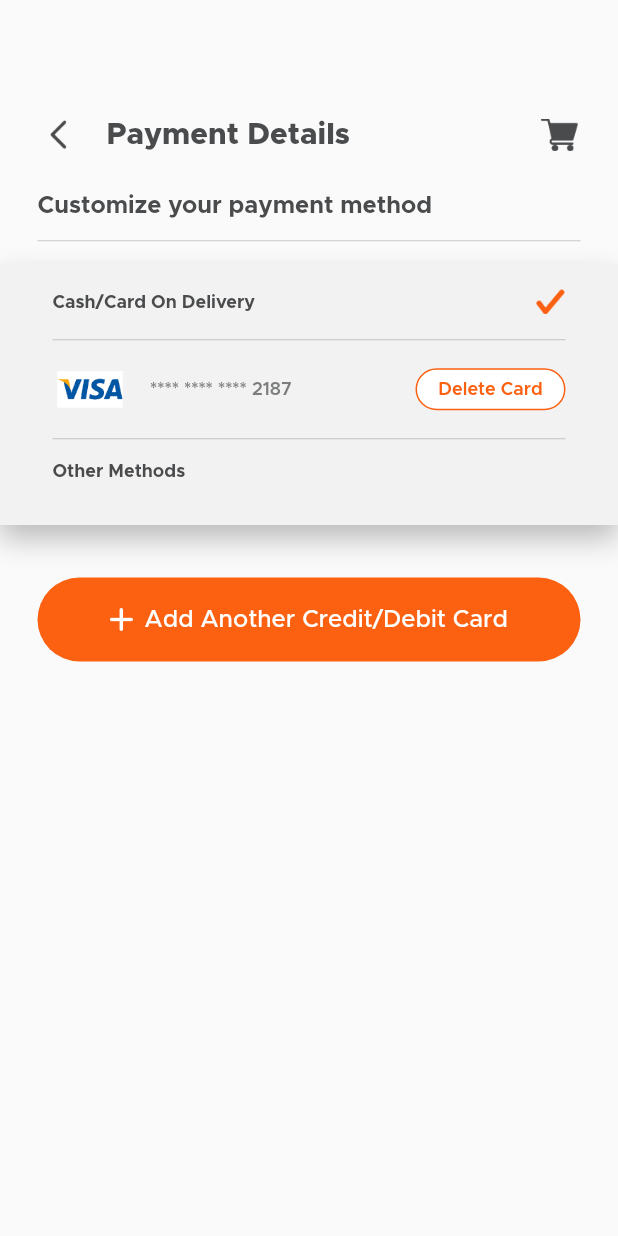
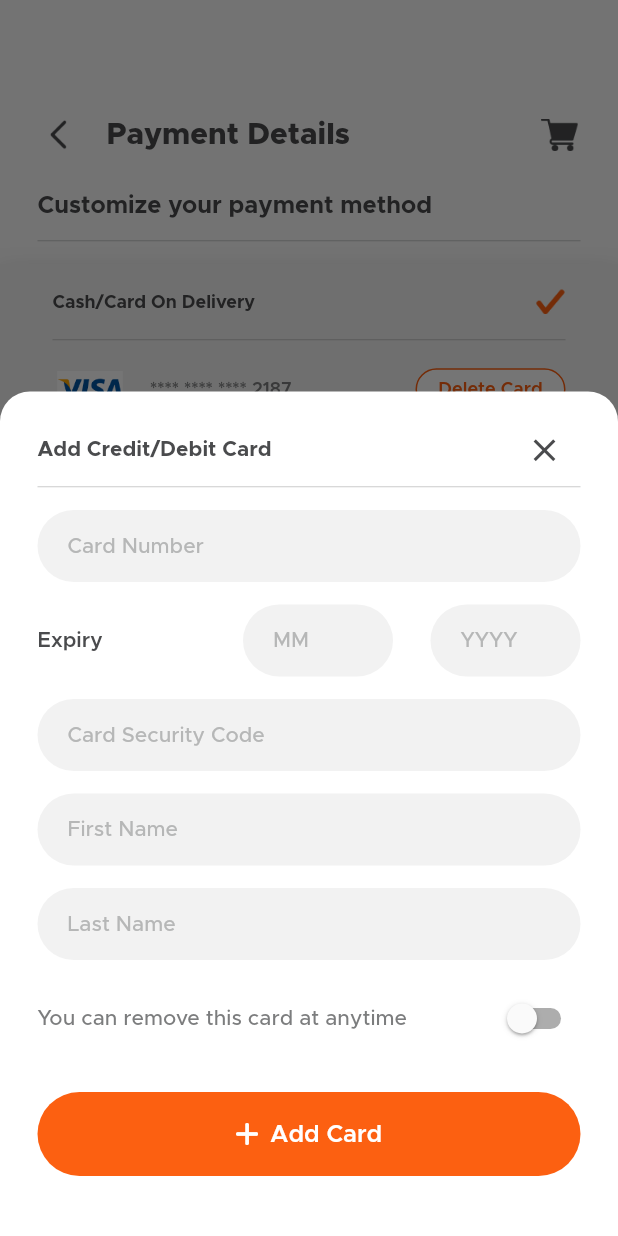
Before and after one commit to codeforany/food_delivery_meal, a Flutter app: the PaymentDetailsView screen opened directly, after a tap on "Add Another Credit/Debit Card", on a phone screen of 412 x 824 dp. Run offline on Flutter 3.47's test engine with Material 2 defaults, Android fonts, the phone set to English and light mode, and no system bars; our stand-ins replace flutter_rating_bar, image_picker; missing offline and left inert: otp_pin_field.

Commit message:
Add Credit/Debit Card UI & Notifications List

```diff
--- a/lib/common_widget/round_icon_button.dart
+++ b/lib/common_widget/round_icon_button.dart
@@ -8,12 +8,14 @@ class RoundIconButton extends StatelessWidget {
   final String icon;
   final Color color;
   final double fontSize;
+  final FontWeight fontWeight;
   const RoundIconButton(
       {super.key,
       required this.title,
       required this.icon,
       required this.color,
       this.fontSize = 12,
+      this.fontWeight = FontWeight.w500,
       required this.onPressed});
 
   @override
@@ -44,7 +46,7 @@ class RoundIconButton extends StatelessWidget {
               style: TextStyle(
                   color: TColor.white,
                   fontSize: fontSize,
-                  fontWeight: FontWeight.w500),
+                  fontWeight: fontWeight),
             ),
           ],
         ),
--- /dev/null
+++ b/lib/view/more/add_card_view.dart
@@ -0,0 +1,163 @@
+import 'package:flutter/material.dart';
+import 'package:food_delivery/common/color_extension.dart';
+import 'package:food_delivery/common_widget/round_icon_button.dart';
+import 'package:food_delivery/common_widget/round_textfield.dart';
+
+class AddCardView extends StatefulWidget {
+  const AddCardView({super.key});
+
+  @override
+  State<AddCardView> createState() => _AddCardViewState();
+}
+
+class _AddCardViewState extends State<AddCardView> {
+  TextEditingController txtCardNumber = TextEditingController();
+  TextEditingController txtCardMonth = TextEditingController();
+  TextEditingController txtCardYear = TextEditingController();
+  TextEditingController txtCardCode = TextEditingController();
+  TextEditingController txtFirstName = TextEditingController();
+  TextEditingController txtLastName = TextEditingController();
+  bool isAnyTime = false;
+
+  @override
+  Widget build(BuildContext context) {
+    var media = MediaQuery.of(context).size;
+    return  Container(
+        padding: const EdgeInsets.symmetric(vertical: 15, horizontal: 25),
+        width: media.width,
+        decoration: BoxDecoration(
+            color: TColor.white,
+            borderRadius: const BorderRadius.only(
+                topLeft: Radius.circular(20), topRight: Radius.circular(20))),
+        child: Column(
+          mainAxisAlignment: MainAxisAlignment.end,
+          mainAxisSize: MainAxisSize.min,
+          children: [
+            Row(
+              mainAxisAlignment: MainAxisAlignment.spaceBetween,
+              children: [
+                Text(
+                  "Add Credit/Debit Card",
+                  style: TextStyle(
+                      color: TColor.primaryText,
+                      fontSize: 14,
+                      fontWeight: FontWeight.w700),
+                ),
+                IconButton(
+                  onPressed: () {
+                    Navigator.pop(context);
+                  },
+                  icon: Icon(
+                    Icons.close,
+                    color: TColor.primaryText,
+                    size: 25,
+                  ),
+                )
+              ],
+            ),
+            Divider(
+              color: TColor.secondaryText.withOpacity(0.4),
+              height: 1,
+            ),
+            const SizedBox(
+              height: 15,
+            ),
+            RoundTextfield(
+              hintText: "Card Number",
+              controller: txtCardNumber,
+              keyboardType: TextInputType.number,
+            ),
+            const SizedBox(
+              height: 15,
+            ),
+            Row(
+              children: [
+                Text(
+                  "Expiry",
+                  style: TextStyle(
+                      color: TColor.primaryText,
+                      fontSize: 14,
+                      fontWeight: FontWeight.w600),
+                ),
+                const Spacer(),
+                SizedBox(
+                  width: 100,
+                  child: RoundTextfield(
+                    hintText: "MM",
+                    controller: txtCardMonth,
+                    keyboardType: TextInputType.number,
+                  ),
+                ),
+                const SizedBox(width: 25),
+                SizedBox(
+                  width: 100,
+                  child: RoundTextfield(
+                    hintText: "YYYY",
+                    controller: txtCardYear,
+                    keyboardType: TextInputType.number,
+                  ),
+                ),
+              ],
+            ),
+            const SizedBox(
+              height: 15,
+            ),
+            RoundTextfield(
+              hintText: "Card Security Code",
+              controller: txtCardCode,
+              keyboardType: TextInputType.number,
+            ),
+            const SizedBox(
+              height: 15,
+            ),
+            RoundTextfield(
+              hintText: "First Name",
+              controller: txtFirstName,
+            ),
+            const SizedBox(
+              height: 15,
+            ),
+            RoundTextfield(
+              hintText: "Last Name",
+              controller: txtLastName,
+            ),
+            const SizedBox(
+              height: 15,
+            ),
+            Row(children: [
+              Text(
+                "You can remove this card at anytime",
+                style: TextStyle(
+                    color: TColor.secondaryText,
+                    fontSize: 14,
+                    fontWeight: FontWeight.w500),
+              ),
+              const Spacer(),
+              Switch(
+                  value: isAnyTime,
+                  activeColor: TColor.primary,
+                  onChanged: (newVal) {
+                    setState(() {
+                      isAnyTime = newVal;
+                    });
+                  })
+            ]),
+            const SizedBox(
+              height: 25,
+            ),
+            RoundIconButton(
+                title: "Add Card",
+                icon: "assets/img/add.png",
+                color: TColor.primary,
+                fontSize: 16,
+                fontWeight: FontWeight.w600,
+                onPressed: () {}),
+            const SizedBox(
+              height: 25,
+            ),
+          ],
+        ),
+
+    );
+  }
+}
--- a/lib/view/more/payment_details_view.dart
+++ b/lib/view/more/payment_details_view.dart
@@ -1,6 +1,7 @@
 import 'package:flutter/material.dart';
 import 'package:food_delivery/common/color_extension.dart';
 import 'package:food_delivery/common_widget/round_icon_button.dart';
+import 'package:food_delivery/view/more/add_card_view.dart';
 
 import '../../common_widget/round_button.dart';
 
@@ -87,14 +88,19 @@ class _PaymentDetailsViewState extends State<PaymentDetailsView> {
                 height: 15,
               ),
               Container(
-                decoration: BoxDecoration(color: TColor.textfield, boxShadow: const [
-                  BoxShadow(color: Colors.black26, blurRadius: 15, offset: Offset(0, 9) )
-                ] ),
+                decoration: BoxDecoration(
+                    color: TColor.textfield,
+                    boxShadow: const [
+                      BoxShadow(
+                          color: Colors.black26,
+                          blurRadius: 15,
+                          offset: Offset(0, 9))
+                    ]),
                 child: Column(
                   children: [
-
                     Padding(
-                      padding: const EdgeInsets.symmetric(vertical: 15,horizontal: 35),
+                      padding: const EdgeInsets.symmetric(
+                          vertical: 15, horizontal: 35),
                       child: Row(
                         mainAxisAlignment: MainAxisAlignment.spaceBetween,
                         children: [
@@ -105,16 +111,14 @@ class _PaymentDetailsViewState extends State<PaymentDetailsView> {
                                 fontSize: 12,
                                 fontWeight: FontWeight.w700),
                           ),
-
                           Image.asset(
                             "assets/img/check.png",
                             width: 20,
                             height: 20,
                           ),
-
-                      ],),
+                        ],
                       ),
-
+                    ),
                     Padding(
                       padding: const EdgeInsets.symmetric(horizontal: 35),
                       child: Divider(
@@ -122,7 +126,6 @@ class _PaymentDetailsViewState extends State<PaymentDetailsView> {
                         height: 1,
                       ),
                     ),
-
                     ListView.builder(
                       physics: const NeverScrollableScrollPhysics(),
                       shrinkWrap: true,
@@ -131,8 +134,8 @@ class _PaymentDetailsViewState extends State<PaymentDetailsView> {
                       itemBuilder: ((context, index) {
                         var cObj = cardArr[index] as Map? ?? {};
                         return Container(
-                          margin:
-                              const EdgeInsets.symmetric(vertical: 15, horizontal: 35),
+                          margin: const EdgeInsets.symmetric(
+                              vertical: 15, horizontal: 35),
                           child: Row(
                             children: [
                               Image.asset(
@@ -168,8 +171,6 @@ class _PaymentDetailsViewState extends State<PaymentDetailsView> {
                         );
                       }),
                     ),
-
-
                     Padding(
                       padding: const EdgeInsets.symmetric(horizontal: 35),
                       child: Divider(
@@ -177,7 +178,6 @@ class _PaymentDetailsViewState extends State<PaymentDetailsView> {
                         height: 1,
                       ),
                     ),
-
                     Padding(
                       padding: const EdgeInsets.symmetric(
                           vertical: 15, horizontal: 35),
@@ -194,18 +194,15 @@ class _PaymentDetailsViewState extends State<PaymentDetailsView> {
                         ],
                       ),
                     ),
-
                     const SizedBox(
                       height: 15,
                     ),
                   ],
                 ),
               ),
-
               const SizedBox(
                 height: 35,
               ),
-
               Padding(
                 padding: const EdgeInsets.symmetric(horizontal: 25),
                 child: RoundIconButton(
@@ -213,7 +210,16 @@ class _PaymentDetailsViewState extends State<PaymentDetailsView> {
                     icon: "assets/img/add.png",
                     color: TColor.primary,
                     fontSize: 16,
-                    onPressed: () {}),
+                    onPressed: () {
+                      showModalBottomSheet(
+                        isScrollControlled: true,
+                        backgroundColor: Colors.transparent,
+                          context: context,
+                          builder: (context) {
+                            return const AddCardView();
+                          });
+                      // Navigator.push(context, MaterialPageRoute(builder: (context) => const AddCardView() ));
+                    }),
               ),
               const SizedBox(
                 height: 15,
```
Also changed, not shown: lib/view/more/about_us_view.dart (added, +110 -0 lines), lib/view/more/inbox_view.dart (added, +189 -0 lines), lib/view/more/more_view.dart (+29 -9 lines), lib/view/more/notification_view.dart (added, +159 -0 lines), 1 other file. Lines whose indentation alone changed are shown as unchanged.
